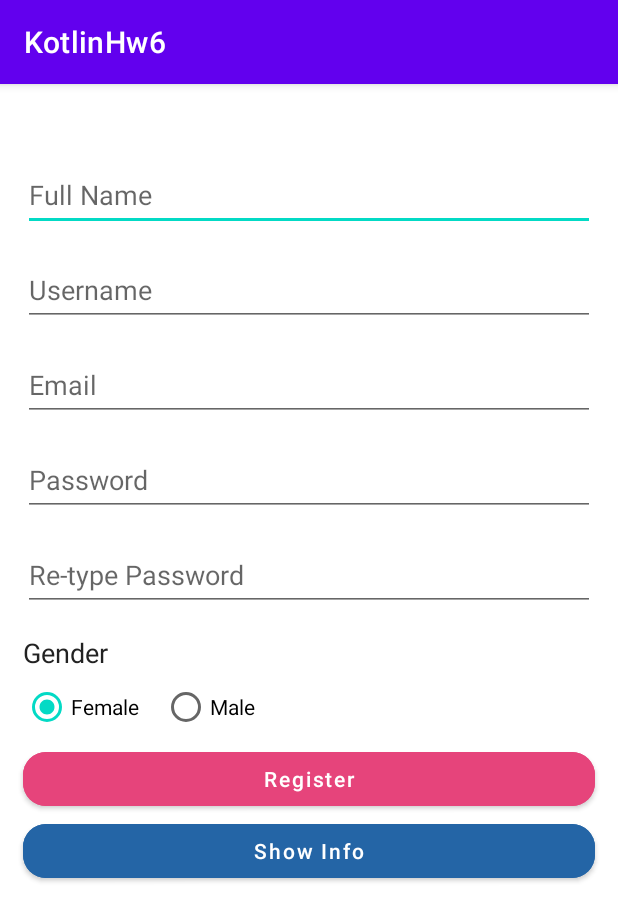
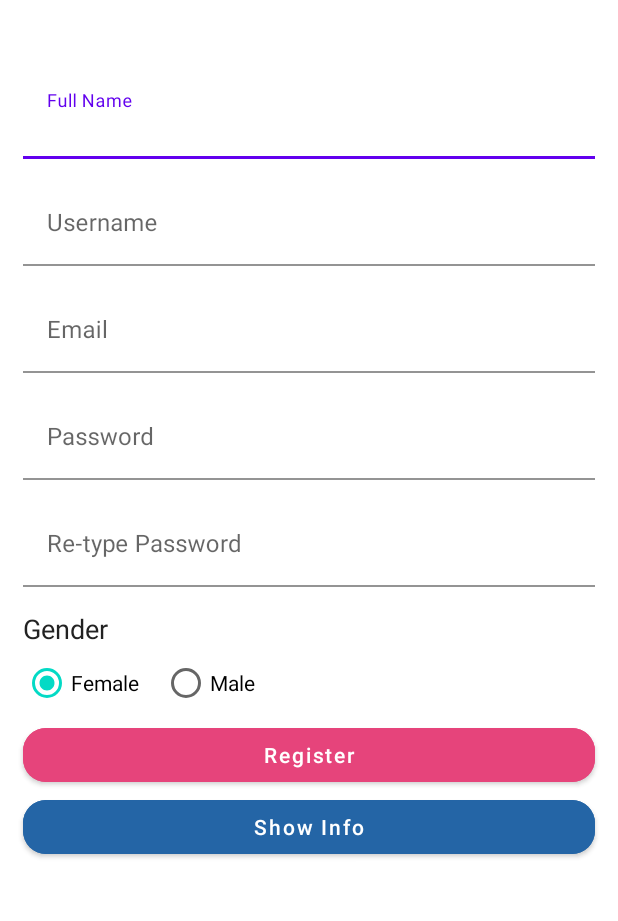
Before and after one commit to najmeRajabi/KotlinHw6, an Android app: the screen it shows after launch (Information), after a tap on "Q1", on a phone screen of 412 x 824 dp. Shown: the top 921 px of the screen. Run offline under Robolectric (Android 15) with nearby library versions, the phone set to English and light mode, and no system bars.

Commit message:
q1_set material edit text

```diff
--- a/app/src/main/java/com/example/kotlinhw6/MainActivity.kt
+++ b/app/src/main/java/com/example/kotlinhw6/MainActivity.kt
@@ -10,7 +10,7 @@ class MainActivity : AppCompatActivity() {
     override fun onCreate(savedInstanceState: Bundle?) {
         super.onCreate(savedInstanceState)
         binding= ActivityMainBinding.inflate(layoutInflater)
-        var view = binding.root
+        val view = binding.root
         setContentView(view)
 
         binding.q1Btn.setOnClickListener {
--- a/app/src/main/res/drawable/corner.xml
+++ b/app/src/main/res/drawable/corner.xml
@@ -3,6 +3,6 @@
     <solid
         android:color="#f5f5ff"/>
     <corners
-        android:radius="17dp"/>
+        android:radius="25dp"/>
 
 </shape>
--- a/app/src/main/res/layout/activity_informations.xml
+++ b/app/src/main/res/layout/activity_informations.xml
@@ -1,5 +1,5 @@
 <?xml version="1.0" encoding="utf-8"?>
-<androidx.appcompat.widget.LinearLayoutCompat xmlns:android="http://schemas.android.com/apk/res/android"
+<androidx.core.widget.NestedScrollView xmlns:android="http://schemas.android.com/apk/res/android"
     xmlns:app="http://schemas.android.com/apk/res-auto"
     xmlns:tools="http://schemas.android.com/tools"
     android:layout_width="match_parent"
@@ -8,53 +8,89 @@
     android:scrollbars="vertical"
     tools:context=".Information">
 
-    <androidx.appcompat.widget.AppCompatEditText
+    <androidx.appcompat.widget.LinearLayoutCompat
+        android:layout_width="match_parent"
+        android:layout_height="match_parent"
+        android:orientation="vertical">
+
+        <com.google.android.material.textfield.TextInputLayout
+            android:layout_width="match_parent"
+            android:layout_height="wrap_content">
+
+            <com.google.android.material.textfield.TextInputEditText
                 android:id="@+id/name_editText"
                 android:layout_width="match_parent"
                 android:layout_height="wrap_content"
                 android:layout_marginHorizontal="15dp"
                 android:layout_marginTop="50dp"
+                android:backgroundTint="@color/white"
                 android:hint="Full Name"
                 android:minHeight="48dp" />
+        </com.google.android.material.textfield.TextInputLayout>
 
-    <androidx.appcompat.widget.AppCompatEditText
+
+        <com.google.android.material.textfield.TextInputLayout
+            android:layout_width="match_parent"
+            android:layout_height="wrap_content">
+
+            <com.google.android.material.textfield.TextInputEditText
                 android:id="@+id/username_editText"
                 android:layout_width="match_parent"
                 android:layout_height="wrap_content"
                 android:layout_marginHorizontal="15dp"
                 android:layout_marginTop="15dp"
+                android:backgroundTint="@color/white"
                 android:hint="Username"
                 android:minHeight="48dp" />
+        </com.google.android.material.textfield.TextInputLayout>
 
-    <androidx.appcompat.widget.AppCompatEditText
+        <com.google.android.material.textfield.TextInputLayout
+            android:layout_width="match_parent"
+            android:layout_height="wrap_content">
+
+            <com.google.android.material.textfield.TextInputEditText
                 android:id="@+id/email_editText"
                 android:layout_width="match_parent"
                 android:layout_height="wrap_content"
                 android:layout_marginHorizontal="15dp"
                 android:layout_marginTop="15dp"
+                android:backgroundTint="@color/white"
                 android:hint="Email"
-        android:inputType="textEmailAddress"
                 android:minHeight="48dp" />
+        </com.google.android.material.textfield.TextInputLayout>
 
-    <androidx.appcompat.widget.AppCompatEditText
+        <com.google.android.material.textfield.TextInputLayout
+            android:layout_width="match_parent"
+            android:layout_height="wrap_content">
+
+            <com.google.android.material.textfield.TextInputEditText
                 android:id="@+id/password_editText"
                 android:layout_width="match_parent"
                 android:layout_height="wrap_content"
                 android:layout_marginHorizontal="15dp"
                 android:layout_marginTop="15dp"
+                android:backgroundTint="@color/white"
                 android:hint="Password"
                 android:inputType="numberPassword"
                 android:minHeight="48dp" />
+        </com.google.android.material.textfield.TextInputLayout>
 
-    <androidx.appcompat.widget.AppCompatEditText
+        <com.google.android.material.textfield.TextInputLayout
+            android:layout_width="match_parent"
+            android:layout_height="wrap_content"
+            android:backgroundTint="@color/white">
+
+            <com.google.android.material.textfield.TextInputEditText
                 android:id="@+id/repeat_password_editText"
                 android:layout_width="match_parent"
                 android:layout_height="wrap_content"
                 android:layout_marginHorizontal="15dp"
                 android:layout_marginTop="15dp"
+                android:backgroundTint="@color/white"
                 android:hint="Re-type Password"
                 android:inputType="numberPassword"
                 android:minHeight="48dp" />
+        </com.google.android.material.textfield.TextInputLayout>
 
         <androidx.appcompat.widget.AppCompatTextView
             android:id="@+id/gender_title_txv"
@@ -96,20 +132,20 @@
             android:layout_width="match_parent"
             android:layout_height="wrap_content"
             android:layout_marginHorizontal="15dp"
-        app:cornerRadius="15dp"
+            android:backgroundTint="#E6447B"
             android:text="Register"
             android:textAllCaps="false"
-        android:backgroundTint="#E6447B"/>
+            app:cornerRadius="15dp" />
 
         <com.google.android.material.button.MaterialButton
             android:id="@+id/showInfo_btn"
             android:layout_width="match_parent"
             android:layout_height="wrap_content"
             android:layout_marginHorizontal="15dp"
-        app:cornerRadius="15dp"
+            android:backgroundTint="#2465A6"
             android:text="Show Info"
             android:textAllCaps="false"
-        android:backgroundTint="#2465A6"/>
+            app:cornerRadius="15dp" />
 
         <!--    hide part-->
 
@@ -119,14 +155,14 @@
             android:layout_height="wrap_content"
             android:layout_marginHorizontal="20dp"
             android:layout_marginTop="30dp"
-        tools:text="Full Name"
+            android:background="@drawable/corner"
+            android:backgroundTint="#4FC3F7"
+            android:minHeight="46dp"
+            android:padding="10dp"
             android:textColor="#e6447b"
             android:textSize="18dp"
-        android:padding="10dp"
-        android:backgroundTint="#4FC3F7"
-        android:background="@drawable/corner"
-        android:minHeight="46dp"
-        android:visibility="gone"/>
+            android:visibility="gone"
+            tools:text="Full Name" />
 
         <com.google.android.material.textview.MaterialTextView
             android:id="@+id/username_txv"
@@ -134,14 +170,14 @@
             android:layout_height="wrap_content"
             android:layout_marginHorizontal="20dp"
             android:layout_marginTop="15dp"
-        tools:text="Username"
+            android:background="@drawable/corner"
+            android:backgroundTint="#4FC3F7"
+            android:minHeight="46dp"
+            android:padding="10dp"
             android:textColor="#e6447b"
             android:textSize="18dp"
-        android:padding="10dp"
-        android:backgroundTint="#4FC3F7"
-        android:background="@drawable/corner"
-        android:minHeight="46dp"
-        android:visibility="gone"/>
+            android:visibility="gone"
+            tools:text="Username" />
 
         <com.google.android.material.textview.MaterialTextView
             android:id="@+id/email_txv"
@@ -149,14 +185,14 @@
             android:layout_height="wrap_content"
             android:layout_marginHorizontal="20dp"
             android:layout_marginTop="15dp"
-        tools:text="Email"
+            android:background="@drawable/corner"
+            android:backgroundTint="#4FC3F7"
+            android:minHeight="46dp"
+            android:padding="10dp"
             android:textColor="#e6447b"
             android:textSize="18dp"
-        android:padding="10dp"
-        android:backgroundTint="#4FC3F7"
-        android:background="@drawable/corner"
-        android:minHeight="46dp"
-        android:visibility="gone"/>
+            android:visibility="gone"
+            tools:text="Email" />
 
         <com.google.android.material.textview.MaterialTextView
             android:id="@+id/password_txv"
@@ -164,14 +200,14 @@
             android:layout_height="wrap_content"
             android:layout_marginHorizontal="20dp"
             android:layout_marginTop="15dp"
-        tools:text="Password"
+            android:background="@drawable/corner"
+            android:backgroundTint="#4FC3F7"
+            android:minHeight="46dp"
+            android:padding="10dp"
             android:textColor="#e6447b"
             android:textSize="18dp"
-        android:padding="10dp"
-        android:backgroundTint="#4FC3F7"
-        android:background="@drawable/corner"
-        android:minHeight="46dp"
-        android:visibility="gone"/>
+            android:visibility="gone"
+            tools:text="Password" />
 
         <com.google.android.material.textview.MaterialTextView
             android:id="@+id/gender_txv"
@@ -179,24 +215,27 @@
             android:layout_height="wrap_content"
             android:layout_marginHorizontal="20dp"
             android:layout_marginTop="15dp"
-        tools:text="Gender"
+            android:background="@drawable/corner"
+            android:backgroundTint="#4FC3F7"
+            android:minHeight="46dp"
+            android:padding="10dp"
             android:textColor="#e6447b"
             android:textSize="18dp"
-        android:padding="10dp"
-        android:backgroundTint="#4FC3F7"
-        android:background="@drawable/corner"
-        android:minHeight="46dp"
-        android:visibility="gone"/>
+            android:visibility="gone"
+            tools:text="Gender" />
 
         <com.google.android.material.button.MaterialButton
+            android:id="@+id/hideInfo_btn"
             android:layout_width="match_parent"
             android:layout_height="wrap_content"
-        android:minHeight="50dp"
-        app:cornerRadius="15dp"
             android:layout_marginHorizontal="15dp"
             android:layout_marginTop="20dp"
+            android:layout_marginBottom="80dp"
+            android:backgroundTint="#E831D5"
+            android:minHeight="60dp"
             android:text="Hide Info"
             android:textAllCaps="false"
-        android:backgroundTint="#E831D5"
-        android:visibility="gone"/>
+            android:visibility="gone"
+            app:cornerRadius="25dp" />
     </androidx.appcompat.widget.LinearLayoutCompat>
+</androidx.core.widget.NestedScrollView>
--- a/app/src/main/res/values/themes.xml
+++ b/app/src/main/res/values/themes.xml
@@ -1,6 +1,6 @@
 <resources xmlns:tools="http://schemas.android.com/tools">
     <!-- Base application theme. -->
-    <style name="Theme.KotlinHw6" parent="Theme.MaterialComponents.DayNight.DarkActionBar">
+    <style name="Theme.KotlinHw6" parent="Theme.MaterialComponents.DayNight.NoActionBar">
         <!-- Primary brand color. -->
         <item name="colorPrimary">@color/purple_500</item>
         <item name="colorPrimaryVariant">@color/purple_700</item>
```
Lines whose indentation alone changed are shown as unchanged.
